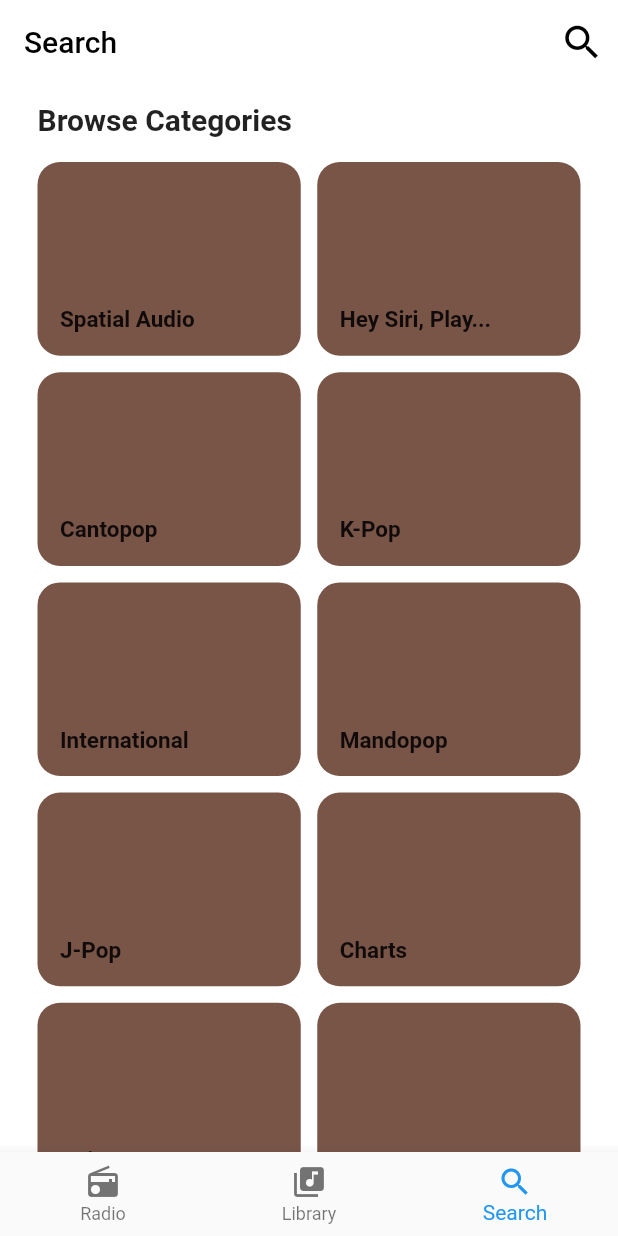
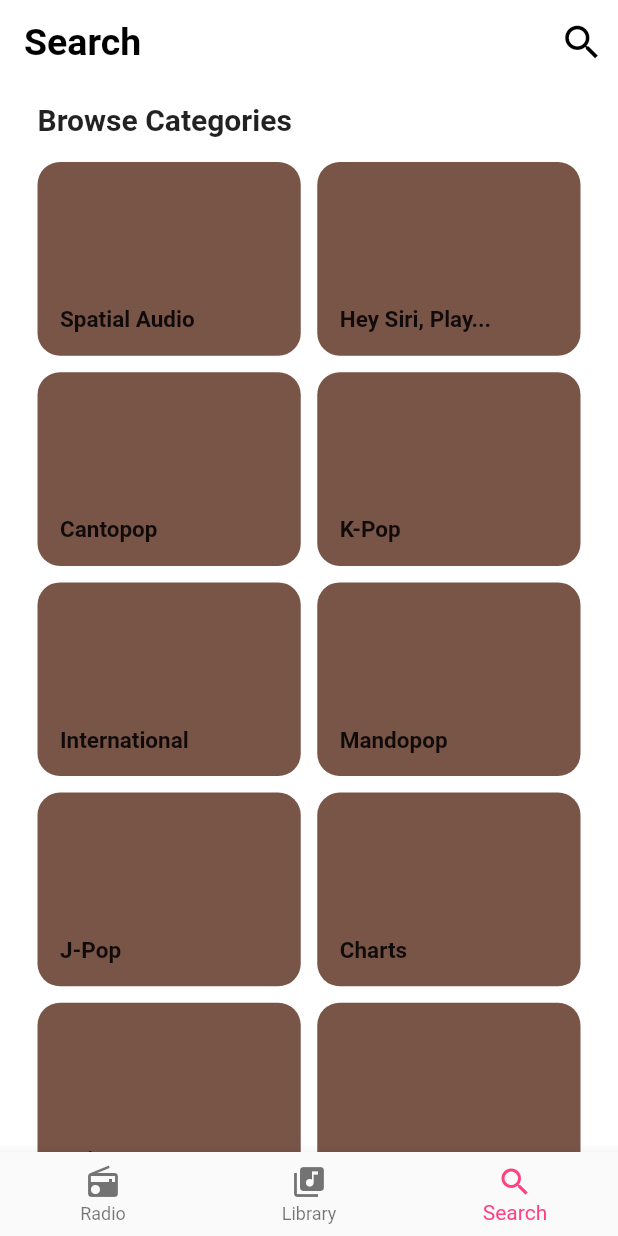
Before and after one commit to kalokcheung14/simple_apple_music, a Flutter app: the screen it shows after launch, item 3 of the bottom bar chosen, on a phone screen of 412 x 824 dp. Run offline on Flutter 3.47's test engine with Material 2 defaults, Android fonts, the phone set to English and light mode, and no system bars; our stand-ins replace cached_network_image, easy_debounce, flutter_bloc, loading_animation_widget; missing offline and left inert: flutter_menu_list; statements that could not run were skipped.

Commit message:
Feat: Make custom app bar title text style and app bar attributes, updated loading animation, added scroll to hide keyboard handling

```diff
--- a/lib/main.dart
+++ b/lib/main.dart
@@ -26,7 +26,8 @@ class ITunesApp extends StatelessWidget {
     return MaterialApp(
       title: 'Apple Music',
       theme: ThemeData(
-        primarySwatch: Colors.blue,
+        backgroundColor: Colors.white,
+        primaryColor: Colors.pinkAccent,
       ),
       home: MultiBlocProvider(
         // Provide cubit with repository to sub tree
@@ -59,7 +60,7 @@ class TabContainer extends StatelessWidget {
   @override
   Widget build(BuildContext context) {
     return MaterialApp(
-      color: Colors.blue,
+      color: Colors.pinkAccent,
       home: BlocBuilder<TabCubit, int>(
         builder: (context, index) {
           return Scaffold(
@@ -68,6 +69,7 @@ class TabContainer extends StatelessWidget {
               children: listScreens!,
             ),
             bottomNavigationBar: BottomNavigationBar(
+              selectedItemColor: Colors.pinkAccent,
                 currentIndex: index,
                 onTap: (int index) => context.read<TabCubit>().selectTab(index),
                 items: const [
--- a/lib/search_tab.dart
+++ b/lib/search_tab.dart
@@ -4,6 +4,7 @@ import 'package:loading_animation_widget/loading_animation_widget.dart';
 import 'package:simple_apple_music/cubits/media_cubit.dart';
 import 'package:simple_apple_music/states/media_state.dart';
 import 'package:simple_apple_music/states/search_state.dart';
+import 'package:simple_apple_music/widgets/title_text_style.dart';
 import 'models/store_content.dart';
 import 'package:easy_debounce/easy_debounce.dart';
 import 'package:simple_apple_music/category_list.dart';
@@ -37,6 +38,7 @@ class _SearchTabState extends State<SearchTab> {
   Widget build(BuildContext context) {
     return Scaffold(
         appBar: AppBar(
+          titleTextStyle: const TitleTextStyle(),
           elevation: 0,
           backgroundColor: Colors.white,
           foregroundColor: Colors.black,
@@ -119,7 +121,7 @@ class _SearchTabState extends State<SearchTab> {
                     return Container(
                       constraints: const BoxConstraints.expand(),
                       child: Center(
-                        child: LoadingAnimationWidget.staggeredDotsWave(
+                        child: LoadingAnimationWidget.threeArchedCircle(
                           color: Colors.pinkAccent,
                           size: 60,
                         )
@@ -131,6 +133,8 @@ class _SearchTabState extends State<SearchTab> {
 
                     if (contents != null) {
                       return ListView.builder(
+                          // Hide keyboard when the list view is touched
+                          keyboardDismissBehavior: ScrollViewKeyboardDismissBehavior.onDrag,
                           padding: const EdgeInsets.all(0.0),
                           itemCount: contents.length,
                           shrinkWrap: true,
--- /dev/null
+++ b/lib/widgets/title_text_style.dart
@@ -0,0 +1,9 @@
+import 'package:flutter/material.dart';
+
+class TitleTextStyle extends TextStyle {
+  const TitleTextStyle(): super(
+    fontSize: 25,
+    color: Colors.black,
+    fontWeight: FontWeight.bold,
+  );
+}
```
Also changed, not shown: lib/library_tab.dart (+3 -6 lines), lib/radio_tab.dart (+2 -6 lines), lib/widgets/custom_app_bar.dart (added, +22 -0 lines).
